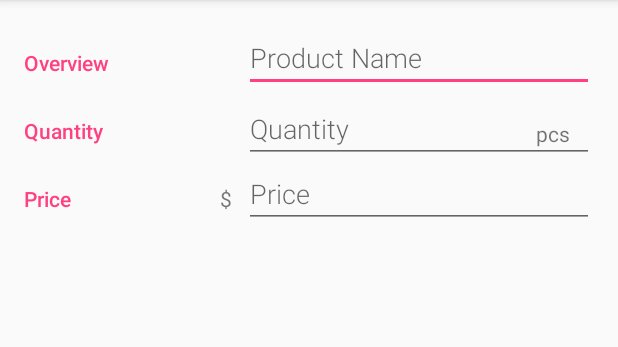
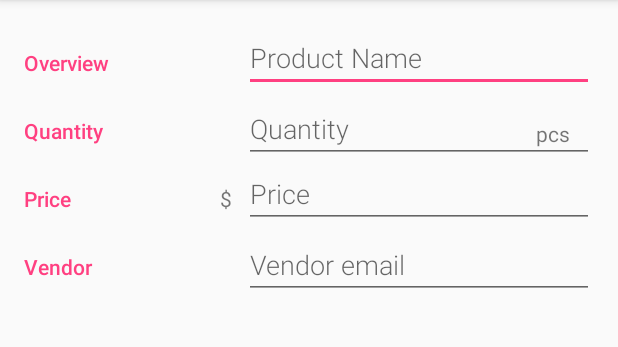
Before and after one commit to mylesieong/InventoryApp, an Android app: the EditorActivity screen opened directly, with no data from a screen before it, on a phone screen of 412 x 824 dp, the part 84-431 px from its top. Run offline under Robolectric (Android 15) with nearby library versions, the light colour scheme and no system bars.

Commit message:
Add email category, edittext in editor activity, and add the modify qty option and order more option to editor activity's menu bar (and email intent is add to order more button already)

```diff
--- a/app/src/main/AndroidManifest.xml
+++ b/app/src/main/AndroidManifest.xml
@@ -23,6 +23,7 @@
             <meta-data
                 android:name="android.support.PARENT_ACTIVITY"
                 android:value=".CatalogActivity" />
+
         </activity>
         <provider
             android:name=".data.InventoryProvider"
--- a/app/src/main/res/layout/activity_editor.xml
+++ b/app/src/main/res/layout/activity_editor.xml
@@ -104,4 +104,33 @@
             style="@style/EditorFieldStyle" />
         </RelativeLayout>
     </LinearLayout>
+
+    <!-- vendor  category -->
+    <LinearLayout
+        android:id="@+id/container_email"
+        android:layout_width="match_parent"
+        android:layout_height="wrap_content"
+        android:orientation="horizontal">
+
+        <!-- Label -->
+        <TextView
+            android:text="@string/category_vendor"
+            style="@style/CategoryStyle" />
+
+        <!-- Input fields -->
+        <RelativeLayout
+            android:layout_height="wrap_content"
+            android:layout_width="0dp"
+            android:layout_weight="2"
+            android:paddingLeft="4dp">
+
+            <!-- email  field -->
+            <EditText
+                android:id="@+id/edit_inventory_email"
+                android:hint="@string/hint_inventory_email"
+                android:inputType="textEmailAddress"
+                style="@style/EditorFieldStyle" />
+        </RelativeLayout>
+    </LinearLayout>
+
 </LinearLayout>
--- a/app/src/main/res/menu/menu_editor.xml
+++ b/app/src/main/res/menu/menu_editor.xml
@@ -26,4 +26,14 @@
         android:id="@+id/action_delete"
         android:title="@string/action_delete"
         app:showAsAction="never" />
+
+    <item
+        android:id="@+id/action_modify_quantity"
+        android:title="@string/action_modify_quantity"
+        app:showAsAction="never" />
+
+    <item
+        android:id="@+id/action_order_more"
+        android:title="@string/action_order_more"
+        app:showAsAction="never" />
 </menu>
--- a/app/src/main/res/values/strings.xml
+++ b/app/src/main/res/values/strings.xml
@@ -30,5 +30,9 @@
     <string name="hint_inventory_price">Price</string>
     <string name="unit_inventory_price">$</string>
     <string name="unit_inventory_quantity">pcs</string>
+    <string name="action_modify_quantity">Modify Qty</string>
+    <string name="action_order_more">Order More</string>
+    <string name="category_vendor">Vendor</string>
+    <string name="hint_inventory_email">Vendor email</string>
 
 </resources>
```
Also changed, not shown: app/src/main/java/com/myles/udacity/inventoryapp/EditorActivity.java (+82 -35 lines).
